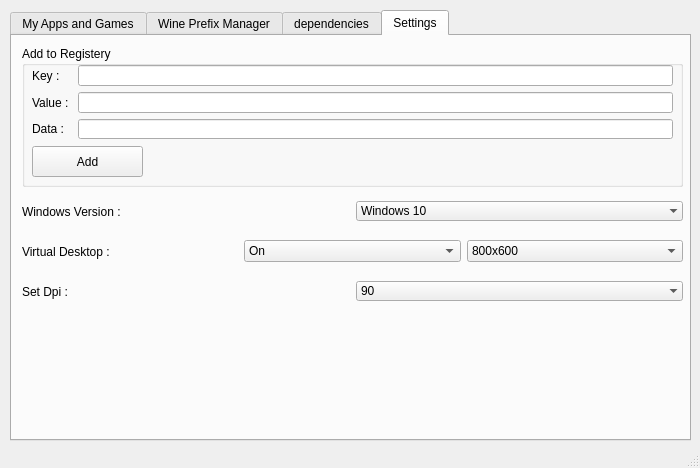
qasem-talaee/wine-pyqt5, file ui/menu.ui: the form before one commit.
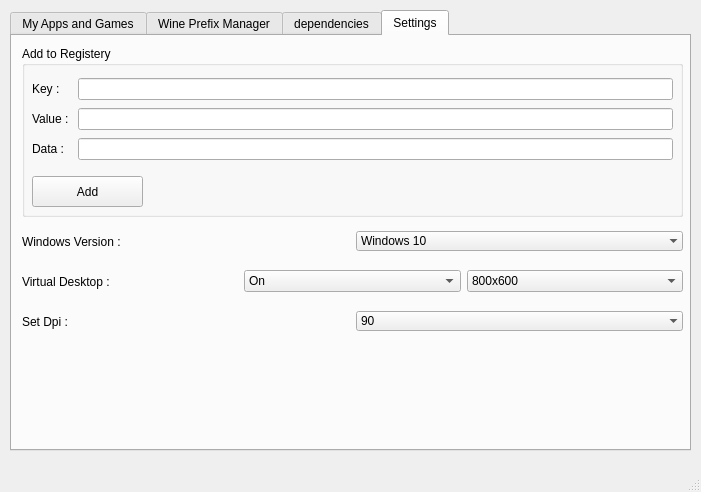
The form after the commit. The open tabs and pages were chosen to show the change. Icons and pictures are not drawn.

The edit to the form file:
```diff
--- a/ui/menu.ui
+++ b/ui/menu.ui
@@ -6,8 +6,8 @@
    <rect>
     <x>0</x>
     <y>0</y>
-    <width>700</width>
-    <height>468</height>
+    <width>701</width>
+    <height>492</height>
    </rect>
   </property>
   <property name="windowTitle">
@@ -20,7 +20,7 @@
       <x>10</x>
       <y>10</y>
       <width>681</width>
-      <height>431</height>
+      <height>441</height>
      </rect>
     </property>
     <property name="currentIndex">
@@ -295,7 +295,7 @@
         <x>10</x>
         <y>10</y>
         <width>661</width>
-        <height>141</height>
+        <height>171</height>
        </rect>
       </property>
       <property name="title">
@@ -305,9 +305,9 @@
        <property name="geometry">
         <rect>
          <x>10</x>
-         <y>19</y>
+         <y>30</y>
          <width>641</width>
-         <height>74</height>
+         <height>89</height>
         </rect>
        </property>
        <layout class="QGridLayout" name="gridLayout_2">
@@ -347,7 +347,7 @@
        <property name="geometry">
         <rect>
          <x>10</x>
-         <y>100</y>
+         <y>130</y>
          <width>111</width>
          <height>31</height>
         </rect>
@@ -371,7 +371,7 @@
       <property name="geometry">
        <rect>
         <x>10</x>
-        <y>160</y>
+        <y>190</y>
         <width>661</width>
         <height>31</height>
        </rect>
@@ -428,7 +428,7 @@
       <property name="geometry">
        <rect>
         <x>10</x>
-        <y>200</y>
+        <y>230</y>
         <width>661</width>
         <height>31</height>
        </rect>
@@ -475,7 +475,7 @@
       <property name="geometry">
        <rect>
         <x>10</x>
-        <y>240</y>
+        <y>270</y>
         <width>661</width>
         <height>31</height>
        </rect>
```
Left out of the diff: 6 changed lines with no effect on the pictures.
